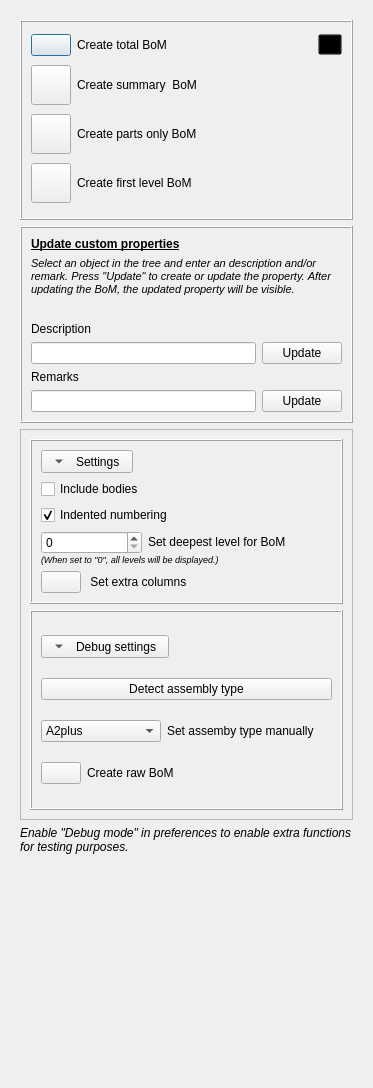
Above: Resources/UI/BoM_Panel.ui from APEbbers/BillOfMaterials-WB before the change. Below: the same form after it.
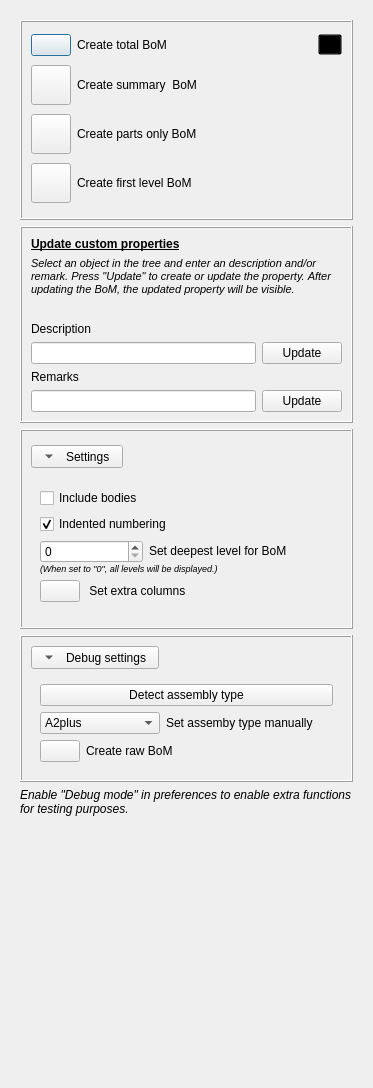
That is the form after the change. Icons and pictures are not drawn.

```diff
--- a/Resources/UI/BoM_Panel.ui
+++ b/Resources/UI/BoM_Panel.ui
@@ -356,7 +356,7 @@
          </size>
         </property>
         <property name="frameShape">
-         <enum>QFrame::Shape::StyledPanel</enum>
+         <enum>QFrame::Shape::Box</enum>
         </property>
         <property name="frameShadow">
          <enum>QFrame::Shadow::Raised</enum>
@@ -373,14 +373,14 @@
            <property name="minimumSize">
             <size>
              <width>0</width>
-             <height>150</height>
+             <height>0</height>
             </size>
            </property>
            <property name="autoFillBackground">
             <bool>false</bool>
            </property>
            <property name="frameShape">
-            <enum>QFrame::Shape::Box</enum>
+            <enum>QFrame::Shape::NoFrame</enum>
            </property>
            <property name="frameShadow">
             <enum>QFrame::Shadow::Raised</enum>
@@ -541,6 +541,9 @@
               </property>
              </widget>
             </item>
+           </layout>
+          </widget>
+         </item>
             <item row="0" column="0">
              <widget class="QToolButton" name="toolButton_Settings">
               <property name="text">
@@ -575,62 +578,31 @@
            </layout>
           </widget>
          </item>
-         <item row="2" column="0">
+      <item>
+       <widget class="QFrame" name="frame_4">
+        <property name="frameShape">
+         <enum>QFrame::Shape::Box</enum>
+        </property>
+        <property name="frameShadow">
+         <enum>QFrame::Shadow::Raised</enum>
+        </property>
+        <layout class="QGridLayout" name="gridLayout_17">
+         <item row="1" column="1">
           <widget class="QFrame" name="DebugFrame">
            <property name="minimumSize">
             <size>
              <width>0</width>
-             <height>200</height>
+             <height>0</height>
             </size>
            </property>
            <property name="frameShape">
-            <enum>QFrame::Shape::Box</enum>
+            <enum>QFrame::Shape::NoFrame</enum>
            </property>
            <property name="frameShadow">
             <enum>QFrame::Shadow::Raised</enum>
            </property>
            <layout class="QGridLayout" name="gridLayout_16">
-            <item row="0" column="0">
-             <widget class="QToolButton" name="toolButton_Debug">
-              <property name="focusPolicy">
-               <enum>Qt::FocusPolicy::TabFocus</enum>
-              </property>
-              <property name="autoFillBackground">
-               <bool>false</bool>
-              </property>
-              <property name="text">
-               <string>Debug settings</string>
-              </property>
-              <property name="iconSize">
-               <size>
-                <width>30</width>
-                <height>16</height>
-               </size>
-              </property>
-              <property name="checkable">
-               <bool>false</bool>
-              </property>
-              <property name="checked">
-               <bool>false</bool>
-              </property>
-              <property name="autoRepeat">
-               <bool>false</bool>
-              </property>
-              <property name="autoExclusive">
-               <bool>false</bool>
-              </property>
-              <property name="toolButtonStyle">
-               <enum>Qt::ToolButtonStyle::ToolButtonTextBesideIcon</enum>
-              </property>
-              <property name="autoRaise">
-               <bool>false</bool>
-              </property>
-              <property name="arrowType">
-               <enum>Qt::ArrowType::DownArrow</enum>
-              </property>
-             </widget>
-            </item>
-            <item row="1" column="0">
+            <item row="2" column="0">
              <widget class="QPushButton" name="DetectAssemblyType">
               <property name="sizePolicy">
                <sizepolicy hsizetype="Minimum" vsizetype="Fixed">
@@ -643,7 +615,7 @@
               </property>
              </widget>
             </item>
-            <item row="2" column="0">
+            <item row="3" column="0">
              <layout class="QGridLayout" name="gridLayout_5">
               <item row="0" column="0">
                <widget class="QComboBox" name="AssemblyType">
@@ -763,7 +735,7 @@
               </item>
              </layout>
             </item>
-            <item row="3" column="0">
+            <item row="4" column="0">
              <layout class="QGridLayout" name="gridLayout_9">
               <item row="0" column="0">
                <widget class="QPushButton" name="CreateRaw">
@@ -803,6 +775,46 @@
            </layout>
           </widget>
          </item>
+         <item row="0" column="1">
+          <widget class="QToolButton" name="toolButton_Debug">
+           <property name="focusPolicy">
+            <enum>Qt::FocusPolicy::TabFocus</enum>
+           </property>
+           <property name="autoFillBackground">
+            <bool>false</bool>
+           </property>
+           <property name="text">
+            <string>Debug settings</string>
+           </property>
+           <property name="iconSize">
+            <size>
+             <width>30</width>
+             <height>16</height>
+            </size>
+           </property>
+           <property name="checkable">
+            <bool>false</bool>
+           </property>
+           <property name="checked">
+            <bool>false</bool>
+           </property>
+           <property name="autoRepeat">
+            <bool>false</bool>
+           </property>
+           <property name="autoExclusive">
+            <bool>false</bool>
+           </property>
+           <property name="toolButtonStyle">
+            <enum>Qt::ToolButtonStyle::ToolButtonTextBesideIcon</enum>
+           </property>
+           <property name="autoRaise">
+            <bool>false</bool>
+           </property>
+           <property name="arrowType">
+            <enum>Qt::ArrowType::DownArrow</enum>
+           </property>
+          </widget>
+         </item>
         </layout>
        </widget>
       </item>
```
Lines whose indentation alone changed are shown as unchanged.
